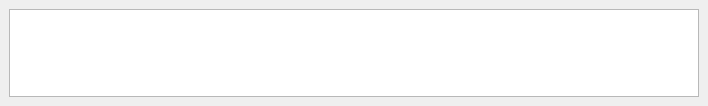
First picture: the form in trunk/SQLiteStudio3/guiSQLiteStudio/statusfield.ui, repository pawelsalawa/sqlitestudio, before the edit.
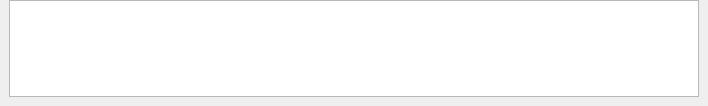
Second picture: the form after the edit. Custom widgets are drawn as their Qt base class.

Commit message: #2819 Introduced "compact layout" as an option (enabled by default) to minimize all margins on the interface.

Patch:
```diff
--- a/trunk/SQLiteStudio3/guiSQLiteStudio/statusfield.ui
+++ b/trunk/SQLiteStudio3/guiSQLiteStudio/statusfield.ui
@@ -15,6 +15,9 @@
   </property>
   <widget class="QWidget" name="dockWidgetContents">
    <layout class="QVBoxLayout" name="verticalLayout">
+    <property name="topMargin">
+     <number>0</number>
+    </property>
     <item>
      <widget class="TableWidget" name="tableWidget">
       <property name="sizePolicy">
```
The commit also changes 23 other files.
